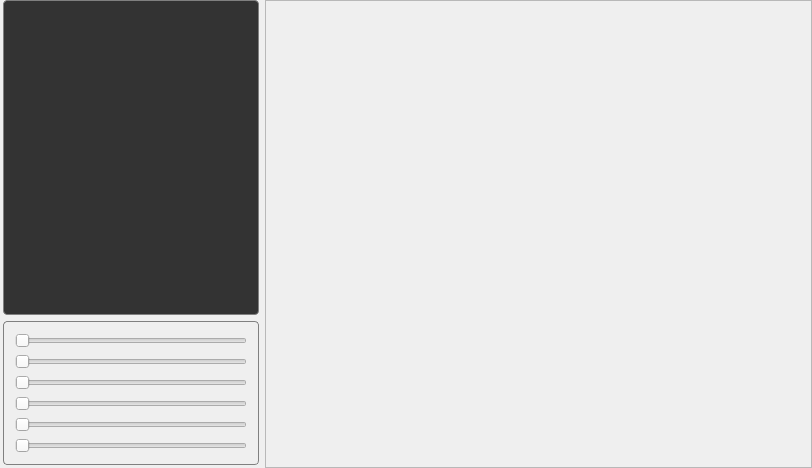
Qt form VVRScene/window.ui (chrispap/VVRFramework) before a commit.
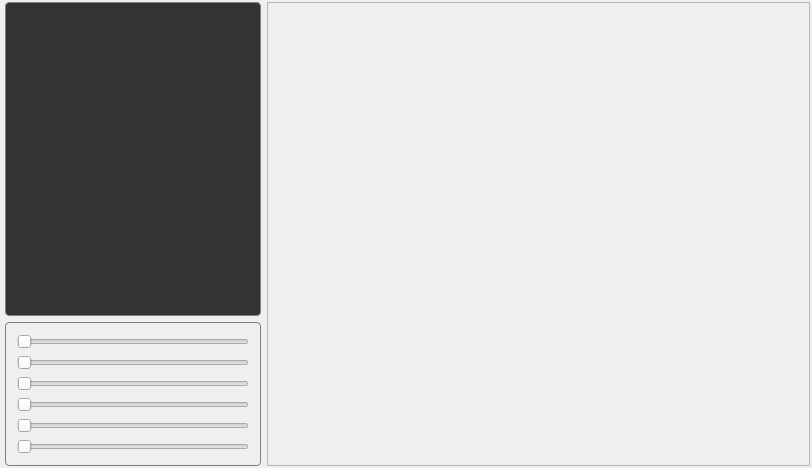
The same form after that commit.

Commit message: vvr::Animation robust. vvr::Window exported in DLL.

The edit to the form file:
```diff
--- a/VVRScene/window.ui
+++ b/VVRScene/window.ui
@@ -34,16 +34,16 @@
   <widget class="QWidget" name="centralWidget">
    <layout class="QVBoxLayout" name="verticalLayout">
     <property name="leftMargin">
-     <number>0</number>
+     <number>2</number>
     </property>
     <property name="topMargin">
-     <number>0</number>
+     <number>2</number>
     </property>
     <property name="rightMargin">
-     <number>0</number>
+     <number>2</number>
     </property>
     <property name="bottomMargin">
-     <number>0</number>
+     <number>2</number>
     </property>
     <item>
      <layout class="QHBoxLayout" name="horizontalLayout" stretch="0,5">
@@ -53,7 +53,7 @@
          <number>3</number>
         </property>
         <property name="bottomMargin">
-         <number>3</number>
+         <number>0</number>
         </property>
         <item>
          <widget class="QPlainTextEdit" name="plain_text_log">
@@ -192,8 +192,8 @@
           <rect>
            <x>0</x>
            <y>0</y>
-           <width>542</width>
-           <height>464</height>
+           <width>538</width>
+           <height>460</height>
           </rect>
          </property>
          <zorder>horizontalSlider_1</zorder>
```
Left out of the diff: 6 changed lines with no effect on the pictures. The commit also changes 3 other files.
